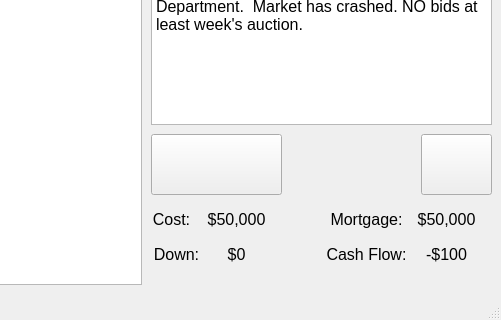
Qt form guis/financial.ui (Rightside-Two-0/Rightside_Two.0) before a commit; both pictures show x 559 to 1060 and y 575 to 895 of the 1060 by 895 pixel window.
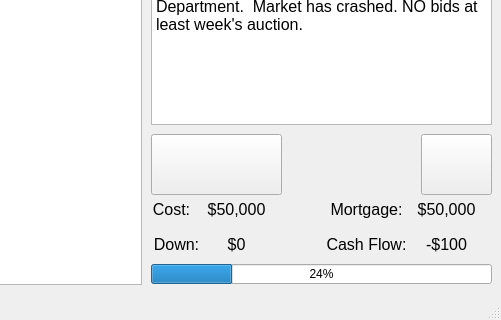
The same form after that commit. Icons and pictures are not drawn.

```diff
--- a/guis/financial.ui
+++ b/guis/financial.ui
@@ -398,7 +398,7 @@
     <property name="geometry">
      <rect>
       <x>710</x>
-      <y>760</y>
+      <y>750</y>
       <width>41</width>
       <height>31</height>
      </rect>
@@ -414,7 +414,7 @@
     <property name="geometry">
      <rect>
       <x>710</x>
-      <y>800</y>
+      <y>790</y>
       <width>51</width>
       <height>21</height>
      </rect>
@@ -430,7 +430,7 @@
     <property name="geometry">
      <rect>
       <x>760</x>
-      <y>760</y>
+      <y>750</y>
       <width>71</width>
       <height>31</height>
      </rect>
@@ -446,7 +446,7 @@
     <property name="geometry">
      <rect>
       <x>760</x>
-      <y>790</y>
+      <y>780</y>
       <width>71</width>
       <height>41</height>
      </rect>
@@ -462,7 +462,7 @@
     <property name="geometry">
      <rect>
       <x>880</x>
-      <y>760</y>
+      <y>750</y>
       <width>91</width>
       <height>31</height>
      </rect>
@@ -478,7 +478,7 @@
     <property name="geometry">
      <rect>
       <x>960</x>
-      <y>760</y>
+      <y>750</y>
       <width>91</width>
       <height>31</height>
      </rect>
@@ -494,7 +494,7 @@
     <property name="geometry">
      <rect>
       <x>880</x>
-      <y>790</y>
+      <y>780</y>
       <width>91</width>
       <height>41</height>
      </rect>
@@ -510,7 +510,7 @@
     <property name="geometry">
      <rect>
       <x>960</x>
-      <y>790</y>
+      <y>780</y>
       <width>91</width>
       <height>41</height>
      </rect>
@@ -655,6 +655,22 @@
      <set>Qt::AlignRight|Qt::AlignTrailing|Qt::AlignVCenter</set>
     </property>
    </widget>
+   <widget class="QProgressBar" name="commitment_progress">
+    <property name="geometry">
+     <rect>
+      <x>710</x>
+      <y>820</y>
+      <width>341</width>
+      <height>20</height>
+     </rect>
+    </property>
+    <property name="toolTip">
+     <string>&lt;html&gt;&lt;head/&gt;&lt;body&gt;&lt;p&gt;Commitments for Down&lt;/p&gt;&lt;/body&gt;&lt;/html&gt;</string>
+    </property>
+    <property name="value">
+     <number>24</number>
+    </property>
+   </widget>
   </widget>
   <widget class="QStatusBar" name="statusbar"/>
   <widget class="QMenuBar" name="menuBar">
```
Left out of the diff: 2 changed lines with no effect on the pictures.
